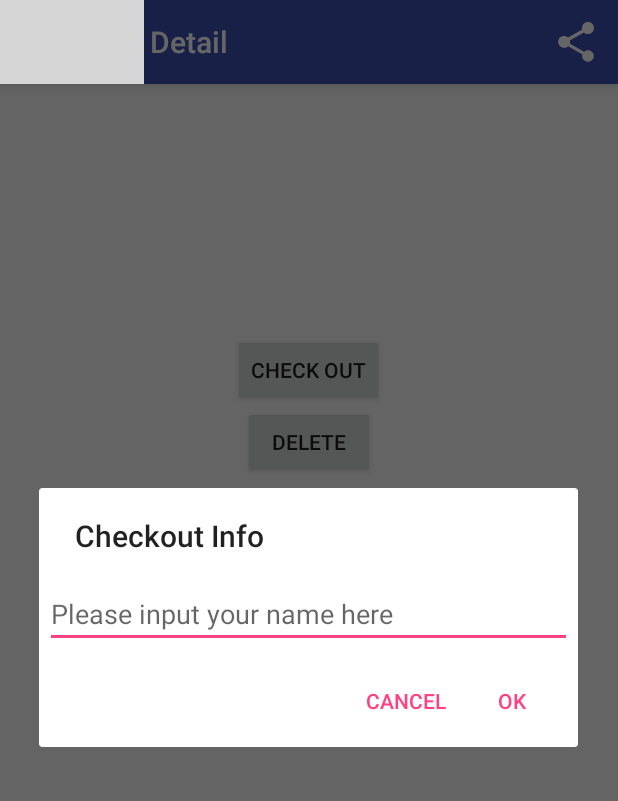
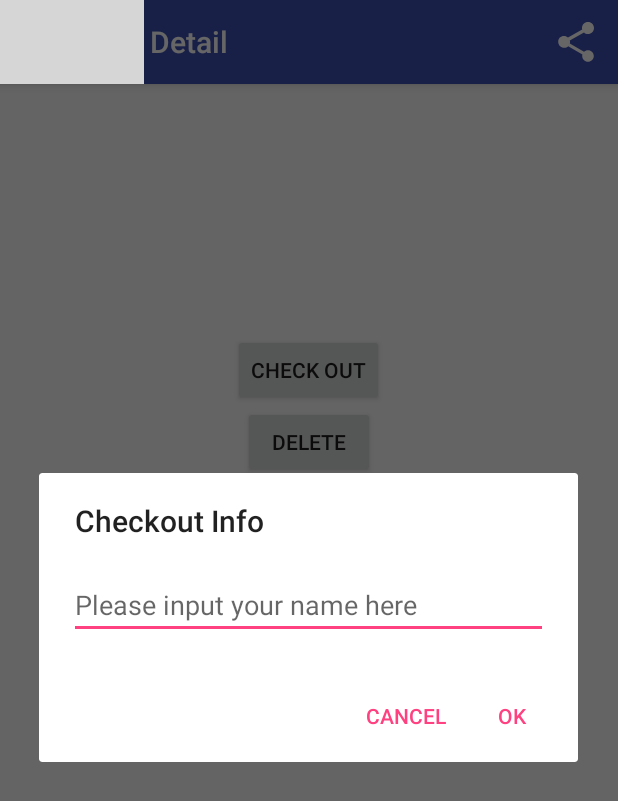
Before and after one commit to shawnfan/Prolific-Library, an Android app: the BooksDetailActivity screen opened directly, with no data from a screen before it, after a tap on "CHECK OUT", on a phone screen of 412 x 824 dp. Shown: the top 801 px of the screen. Run offline under Robolectric (Android 15) with nearby library versions, the light colour scheme and no system bars; 1 statement that could not run was skipped; grey boxes are pictures that could not be loaded.

Commit message:
update UI of checkout feature

```diff
--- a/app/src/main/res/layout/dialog_checkout.xml
+++ b/app/src/main/res/layout/dialog_checkout.xml
@@ -8,10 +8,10 @@
         android:inputType="textPersonName"
         android:layout_width="match_parent"
         android:layout_height="wrap_content"
-        android:layout_marginTop="16dp"
-        android:layout_marginLeft="4dp"
-        android:layout_marginRight="4dp"
-        android:layout_marginBottom="4dp"
+        android:layout_marginTop="20dp"
+        android:layout_marginLeft="20dp"
+        android:layout_marginRight="20dp"
+        android:layout_marginBottom="20dp"
         android:hint="@string/input_your_name" />
 
 </LinearLayout>
```
